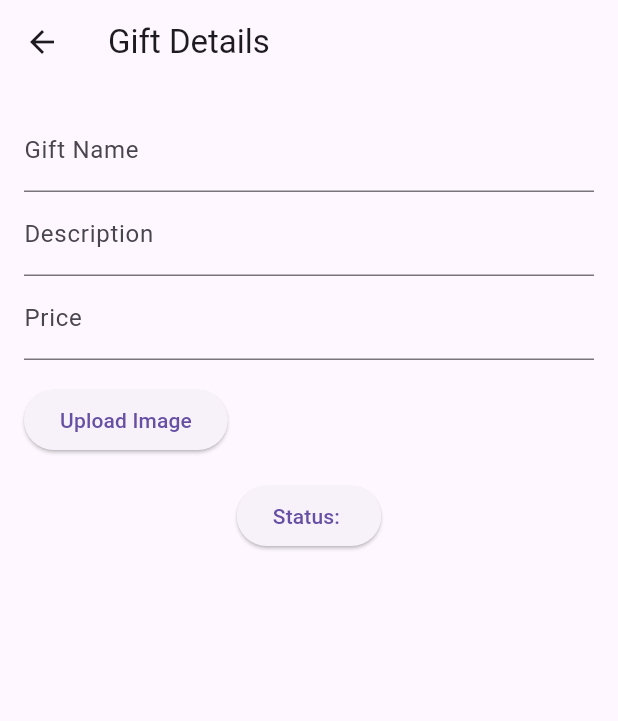
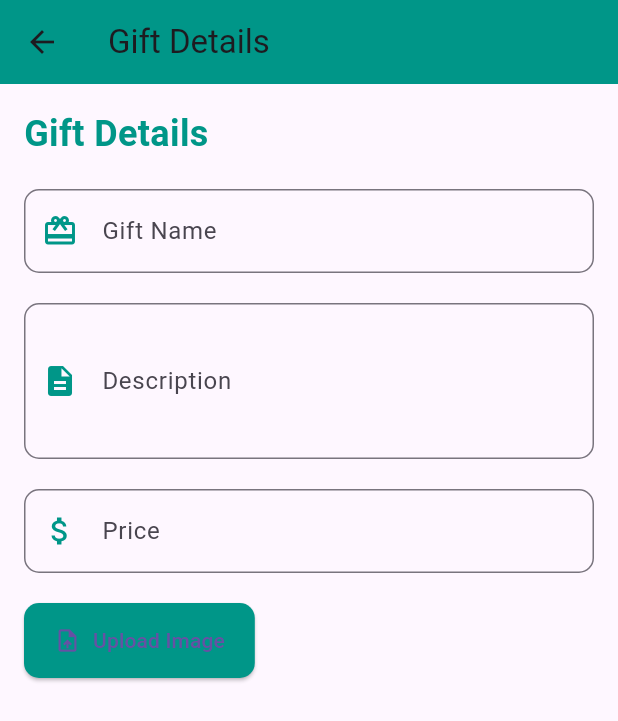
Before and after one commit to XDanger65/hedieaty_app, a Flutter app: the GiftDetailsPage screen opened directly with empty values, on a phone screen of 412 x 824 dp. Shown: the top 721 px of the screen. Run offline on Flutter 3.47's test engine with Material 3 defaults, Android fonts, the phone set to English and light mode, and no system bars; our stand-ins replace cloud_firestore, firebase_auth, firebase_core, firebase_messaging, flutter_local_notifications, google_fonts and 1 more; accounts and stored records are empty.

Commit message:
some comes 5

```diff
--- a/lib/firebase_api.dart
+++ b/lib/firebase_api.dart
@@ -35,6 +35,7 @@ class FirebaseApi{
         print("notificationResponse ${notificationResponse.payload}");
       }
     );
+
 
   }
 
--- a/lib/views/gift_details_page.dart
+++ b/lib/views/gift_details_page.dart
@@ -5,7 +5,8 @@ class GiftDetailsPage extends StatefulWidget {
   final String giftName;
   final String initialStatus;
 
-  const GiftDetailsPage({super.key, required this.giftName, required this.initialStatus});
+  const GiftDetailsPage(
+      {super.key, required this.giftName, required this.initialStatus});
 
   @override
   _GiftDetailsPageState createState() => _GiftDetailsPageState();
@@ -44,45 +45,111 @@ class _GiftDetailsPageState extends State<GiftDetailsPage> {
     return Scaffold(
       appBar: AppBar(
         title: const Text('Gift Details'),
+        backgroundColor: Colors.teal,
       ),
-      body: Padding(
+      body: SingleChildScrollView(
+        child: Padding(
           padding: const EdgeInsets.all(16.0),
           child: Column(
+            crossAxisAlignment: CrossAxisAlignment.start,
             children: [
-            TextField(
+              const Text(
+                'Gift Details',
+                style: TextStyle(
+                  fontSize: 24,
+                  fontWeight: FontWeight.bold,
+                  color: Colors.teal,
+                ),
+              ),
+              const SizedBox(height: 20),
+              _buildInputField(
                 controller: _nameController,
-              decoration: const InputDecoration(labelText: 'Gift Name'),
+                label: 'Gift Name',
+                icon: Icons.card_giftcard,
               ),
-            TextField(
+              const SizedBox(height: 20),
+              _buildInputField(
                 controller: _descriptionController,
-              decoration: const InputDecoration(labelText: 'Description'),
+                label: 'Description',
+                icon: Icons.description,
+                maxLines: 3,
               ),
-            TextField(
+              const SizedBox(height: 20),
+              _buildInputField(
                 controller: _priceController,
-              decoration: const InputDecoration(labelText: 'Price'),
+                label: 'Price',
+                icon: Icons.attach_money,
                 keyboardType: TextInputType.number,
               ),
-            const SizedBox(height: 16),
-            Row(
-              children: [
-                ElevatedButton(
-                  onPressed: _pickImage,
-                  child: const Text('Upload Image'),
-                ),
-                if (_image != null) ...[
-                  const SizedBox(width: 10),
-                  const Text('Image selected'),
-                ],
+              const SizedBox(height: 20),
+              _buildImagePicker(context),
+              const SizedBox(height: 20),
+
             ],
           ),
-            const SizedBox(height: 16),
-            ElevatedButton(
-              onPressed: _toggleStatus,
-              child: Text('Status: $status'),
-            ),
-          ],
         ),
       ),
     );
   }
+
+  Widget _buildInputField({
+    required TextEditingController controller,
+    required String label,
+    required IconData icon,
+    int maxLines = 1,
+    TextInputType keyboardType = TextInputType.text,
+  }) {
+    return TextField(
+      controller: controller,
+      maxLines: maxLines,
+      keyboardType: keyboardType,
+      decoration: InputDecoration(
+        labelText: label,
+        prefixIcon: Icon(icon, color: Colors.teal),
+        border: OutlineInputBorder(
+          borderRadius: BorderRadius.circular(10),
+        ),
+        focusedBorder: OutlineInputBorder(
+          borderSide: const BorderSide(color: Colors.teal, width: 2),
+          borderRadius: BorderRadius.circular(10),
+        ),
+      ),
+    );
   }
+
+  Widget _buildImagePicker(BuildContext context) {
+    return Row(
+      children: [
+        ElevatedButton.icon(
+          onPressed: _pickImage,
+          icon: const Icon(Icons.upload_file),
+          label: const Text('Upload Image'),
+          style: ElevatedButton.styleFrom(
+            backgroundColor: Colors.teal,
+            padding: const EdgeInsets.symmetric(vertical: 15, horizontal: 20),
+            shape: RoundedRectangleBorder(
+              borderRadius: BorderRadius.circular(10),
+            ),
+          ),
+        ),
+        const SizedBox(width: 10),
+        if (_image != null)
+          Expanded(
+            child: Container(
+              height: 50,
+              alignment: Alignment.center,
+              decoration: BoxDecoration(
+                color: Colors.teal.shade50,
+                borderRadius: BorderRadius.circular(10),
+                border: Border.all(color: Colors.teal, width: 1),
+              ),
+              child: const Text(
+                'Image Selected',
+                style: TextStyle(color: Colors.teal),
+              ),
+            ),
+          ),
+      ],
+    );
+  }
+}
--- a/lib/views/login_page.dart
+++ b/lib/views/login_page.dart
@@ -66,7 +66,7 @@ class _LoginPageState extends State<LoginPage> {
       appBar: removeLeading
           ? null
           : AppBar(
-        title: const Text('Login'),
+        title: const Text('Login#'),
         backgroundColor: Colors.teal,
       ),
       body: SingleChildScrollView(
--- a/pubspec.yaml
+++ b/pubspec.yaml
@@ -38,6 +38,7 @@ dependencies:
   path_provider: ^2.0.14
   firebase_messaging: ^15.1.6
   flutter_local_notifications: ^18.0.1
+ # integration_test_helper: ^0.1.0
   # The following adds the Cupertino Icons font to your application.
   # Use with the CupertinoIcons class for iOS style icons.
   cupertino_icons: ^1.0.8
@@ -47,7 +48,10 @@ dependencies:
 dev_dependencies:
   flutter_test:
     sdk: flutter
-
+  integration_test:
+    sdk: flutter
+  firebase_core_platform_interface:
+  mockito:
   # The "flutter_lints" package below contains a set of recommended lints to
   # encourage good coding practices. The lint set provided by the package is
   # activated in the `analysis_options.yaml` file located at the root of your
```
Also changed, not shown: lib/controllers/firestore_service.dart (+13 -17 lines), lib/views/gift_list_page.dart (+40 -7 lines), lib/views/home_page.dart (+157 -77 lines), lib/views/my_pledged_gifts_page.dart (+24 -6 lines), pubspec.lock, 1 other file. Lines whose indentation alone changed are shown as unchanged.
